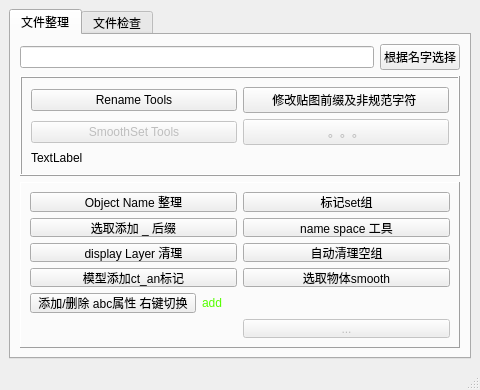
Old version of the form maya_sixteen/Python/OCT_Pipeline/media/ppl_assetTool.ui in the repository all-in-one-of/oct.
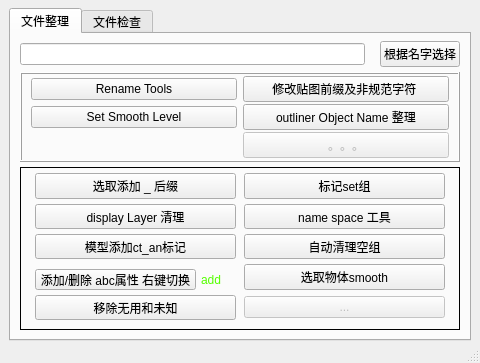
New version of the form.

Commit message: 前期文件整理添加功能

Patch:
```diff
--- a/maya_sixteen/Python/OCT_Pipeline/media/ppl_assetTool.ui
+++ b/maya_sixteen/Python/OCT_Pipeline/media/ppl_assetTool.ui
@@ -7,7 +7,7 @@
     <x>0</x>
     <y>0</y>
     <width>480</width>
-    <height>390</height>
+    <height>363</height>
    </rect>
   </property>
   <property name="minimumSize">
@@ -19,7 +19,7 @@
   <property name="maximumSize">
    <size>
     <width>480</width>
-    <height>390</height>
+    <height>500</height>
    </size>
   </property>
   <property name="windowTitle">
@@ -27,6 +27,15 @@
   </property>
   <widget class="QWidget" name="centralwidget">
    <layout class="QGridLayout" name="gridLayout_3">
+    <property name="topMargin">
+     <number>8</number>
+    </property>
+    <property name="bottomMargin">
+     <number>0</number>
+    </property>
+    <property name="verticalSpacing">
+     <number>5</number>
+    </property>
     <item row="0" column="0">
      <widget class="QTabWidget" name="m_tab">
       <property name="currentIndex">
@@ -37,10 +46,28 @@
         <string>文件整理</string>
        </attribute>
        <layout class="QGridLayout" name="gridLayout_6">
+        <property name="topMargin">
+         <number>2</number>
+        </property>
+        <property name="verticalSpacing">
+         <number>9</number>
+        </property>
         <item row="0" column="0">
          <layout class="QVBoxLayout" name="verticalLayout">
+          <property name="spacing">
+           <number>5</number>
+          </property>
           <item>
            <layout class="QHBoxLayout" name="horizontalLayout">
+            <property name="spacing">
+             <number>15</number>
+            </property>
+            <property name="sizeConstraint">
+             <enum>QLayout::SetDefaultConstraint</enum>
+            </property>
+            <property name="topMargin">
+             <number>5</number>
+            </property>
             <item>
              <widget class="QLineEdit" name="pick_sel_l"/>
             </item>
@@ -55,6 +82,12 @@
           </item>
           <item>
            <widget class="QFrame" name="new_frm">
+            <property name="maximumSize">
+             <size>
+              <width>16777215</width>
+              <height>110</height>
+             </size>
+            </property>
             <property name="frameShape">
              <enum>QFrame::Box</enum>
             </property>
@@ -62,16 +95,18 @@
              <enum>QFrame::Raised</enum>
             </property>
             <layout class="QGridLayout" name="gridLayout_5">
-             <item row="3" column="0">
-              <widget class="QPushButton" name="smoothSetT_bt">
-               <property name="enabled">
-                <bool>false</bool>
-               </property>
-               <property name="text">
-                <string>SmoothSet Tools</string>
-               </property>
-              </widget>
-             </item>
+             <property name="leftMargin">
+              <number>9</number>
+             </property>
+             <property name="topMargin">
+              <number>2</number>
+             </property>
+             <property name="bottomMargin">
+              <number>2</number>
+             </property>
+             <property name="verticalSpacing">
+              <number>2</number>
+             </property>
              <item row="0" column="0">
               <widget class="QPushButton" name="rnmT_bt">
                <property name="text">
@@ -96,10 +131,20 @@
                </property>
               </widget>
              </item>
-             <item row="4" column="0">
-              <widget class="QLabel" name="checkLab">
+             <item row="1" column="0">
+              <widget class="QPushButton" name="smoothSetT_bt">
+               <property name="enabled">
+                <bool>true</bool>
+               </property>
                <property name="text">
-                <string>TextLabel</string>
+                <string>Set Smooth Level</string>
+               </property>
+              </widget>
+             </item>
+             <item row="1" column="1">
+              <widget class="QPushButton" name="nm_tidy_bt">
+               <property name="text">
+                <string>outliner Object Name 整理</string>
                </property>
               </widget>
              </item>
@@ -112,11 +157,35 @@
              <enum>QFrame::Panel</enum>
             </property>
             <property name="frameShadow">
-             <enum>QFrame::Raised</enum>
+             <enum>QFrame::Plain</enum>
             </property>
             <layout class="QGridLayout" name="gridLayout_2">
+             <property name="sizeConstraint">
+              <enum>QLayout::SetDefaultConstraint</enum>
+             </property>
+             <property name="topMargin">
+              <number>0</number>
+             </property>
+             <property name="bottomMargin">
+              <number>5</number>
+             </property>
+             <property name="verticalSpacing">
+              <number>5</number>
+             </property>
              <item row="0" column="0">
               <layout class="QGridLayout" name="gridLayout">
+               <property name="sizeConstraint">
+                <enum>QLayout::SetFixedSize</enum>
+               </property>
+               <property name="horizontalSpacing">
+                <number>8</number>
+               </property>
+               <property name="verticalSpacing">
+                <number>5</number>
+               </property>
+               <property name="margin">
+                <number>5</number>
+               </property>
                <item row="1" column="2">
                 <widget class="QPushButton" name="nmsp_tidy_bt">
                  <property name="text">
@@ -131,13 +200,6 @@
                  </property>
                 </widget>
                </item>
-               <item row="0" column="0">
-                <widget class="QPushButton" name="nm_tidy_bt">
-                 <property name="text">
-                  <string>Object Name 整理</string>
-                 </property>
-                </widget>
-               </item>
                <item row="8" column="2">
                 <widget class="QPushButton" name="inac_tidy_bt">
                  <property name="enabled">
@@ -154,20 +216,6 @@
                  </property>
                 </widget>
                </item>
-               <item row="2" column="0">
-                <widget class="QPushButton" name="dsly_tidy_bt">
-                 <property name="text">
-                  <string>display Layer 清理</string>
-                 </property>
-                </widget>
-               </item>
-               <item row="1" column="0">
-                <widget class="QPushButton" name="suff_tidy_bt">
-                 <property name="text">
-                  <string>选取添加 _ 后缀</string>
-                 </property>
-                </widget>
-               </item>
                <item row="0" column="2">
                 <widget class="QPushButton" name="set_tidy_bt">
                  <property name="text">
@@ -182,15 +230,38 @@
                  </property>
                 </widget>
                </item>
-               <item row="5" column="0">
+               <item row="1" column="0">
+                <widget class="QPushButton" name="dsly_tidy_bt">
+                 <property name="text">
+                  <string>display Layer 清理</string>
+                 </property>
+                </widget>
+               </item>
+               <item row="0" column="0">
+                <widget class="QPushButton" name="suff_tidy_bt">
+                 <property name="text">
+                  <string>选取添加 _ 后缀</string>
+                 </property>
+                </widget>
+               </item>
+               <item row="2" column="0">
                 <widget class="QPushButton" name="anlab_tidy_bt">
                  <property name="text">
                   <string>模型添加ct_an标记</string>
                  </property>
                 </widget>
                </item>
-               <item row="6" column="0">
+               <item row="5" column="0">
                 <layout class="QHBoxLayout" name="horizontalLayout_2">
+                 <property name="spacing">
+                  <number>5</number>
+                 </property>
+                 <property name="sizeConstraint">
+                  <enum>QLayout::SetFixedSize</enum>
+                 </property>
+                 <property name="topMargin">
+                  <number>5</number>
+                 </property>
                  <item>
                   <widget class="QPushButton" name="plsAbcAttr_tidy_bt">
                    <property name="styleSheet">
@@ -220,6 +291,13 @@
                  </item>
                 </layout>
                </item>
+               <item row="8" column="0">
+                <widget class="QPushButton" name="rmun_tidy_bt">
+                 <property name="text">
+                  <string>移除无用和未知</string>
+                 </property>
+                </widget>
+               </item>
               </layout>
              </item>
             </layout>
```
The commit also changes 3 other files.
